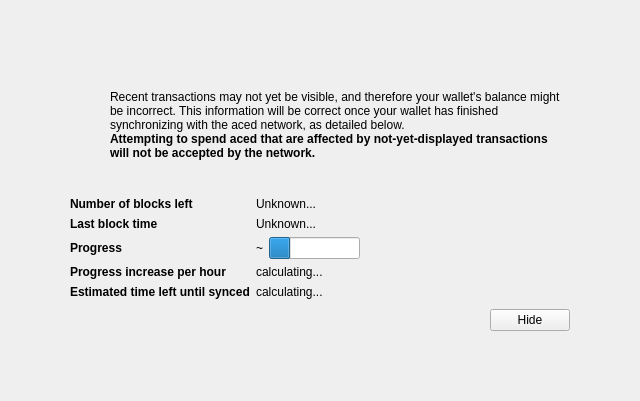
This is src/qt/forms/modaloverlay.ui in Acedcoin/AceD as Qt 5 draws it before an edit. The edited form follows.
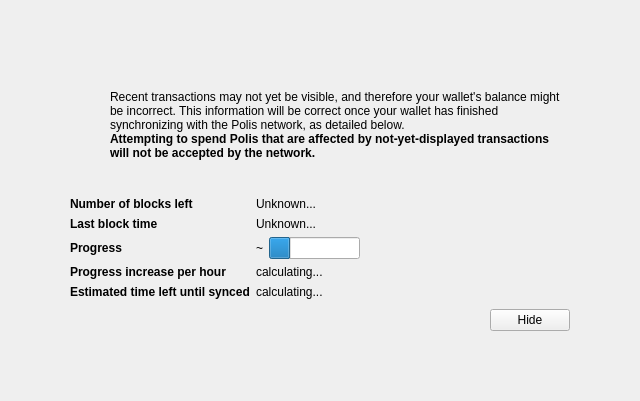
This is the edited form. Icons and pictures are not drawn. Custom widgets are drawn as their Qt base class.

What changed in the file:
```diff
--- a/src/qt/forms/modaloverlay.ui
+++ b/src/qt/forms/modaloverlay.ui
@@ -128,7 +128,7 @@
              <item>
               <widget class="QLabel" name="infoText">
                <property name="text">
-                <string>Recent transactions may not yet be visible, and therefore your wallet's balance might be incorrect. This information will be correct once your wallet has finished synchronizing with the aced network, as detailed below.</string>
+                <string>Recent transactions may not yet be visible, and therefore your wallet's balance might be incorrect. This information will be correct once your wallet has finished synchronizing with the Polis network, as detailed below.</string>
                </property>
                <property name="textFormat">
                 <enum>Qt::RichText</enum>
@@ -147,7 +147,7 @@
                 </font>
                </property>
                <property name="text">
-                <string>Attempting to spend aced that are affected by not-yet-displayed transactions will not be accepted by the network.</string>
+                <string>Attempting to spend Polis that are affected by not-yet-displayed transactions will not be accepted by the network.</string>
                </property>
                <property name="textFormat">
                 <enum>Qt::RichText</enum>
```
